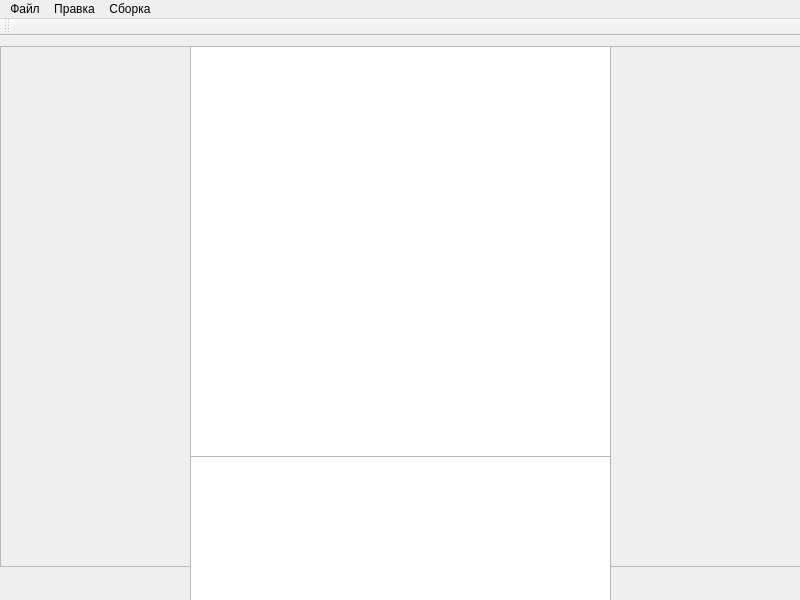
Qt form RL_QT/mainwindow.ui (GuzliGit/projectRL) before a commit.
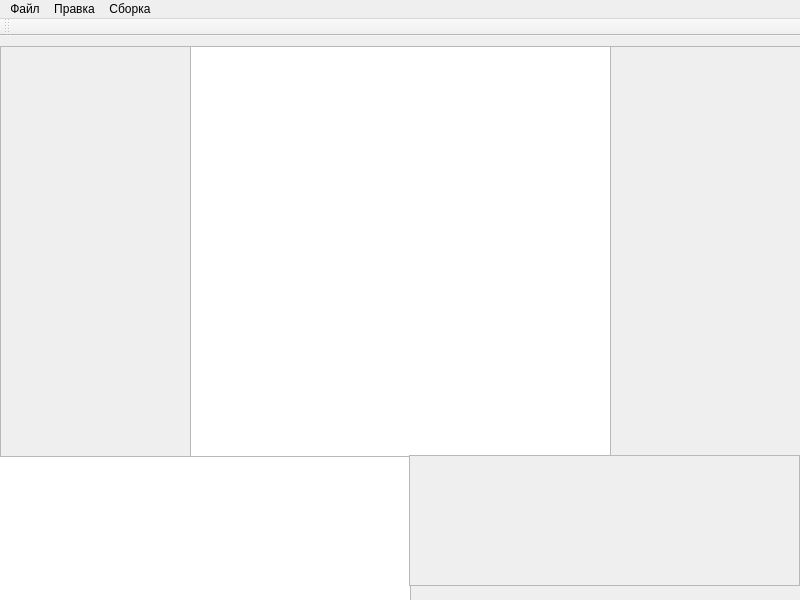
The same form after that commit. Icons and pictures are not drawn.

Commit message: Base realization of Q-learn with experience replay + add new panel for Q-learn + fixes

```diff
--- a/RL_QT/mainwindow.ui
+++ b/RL_QT/mainwindow.ui
@@ -36,7 +36,7 @@
    <widget class="QPlainTextEdit" name="log_panel">
     <property name="geometry">
      <rect>
-      <x>190</x>
+      <x>-10</x>
       <y>420</y>
       <width>421</width>
       <height>151</height>
@@ -49,7 +49,7 @@
       <x>0</x>
       <y>10</y>
       <width>191</width>
-      <height>521</height>
+      <height>411</height>
      </rect>
     </property>
     <property name="widgetResizable">
@@ -61,7 +61,7 @@
        <x>0</x>
        <y>0</y>
        <width>187</width>
-       <height>517</height>
+       <height>407</height>
       </rect>
      </property>
     </widget>
@@ -72,7 +72,7 @@
       <x>610</x>
       <y>10</y>
       <width>191</width>
-      <height>521</height>
+      <height>411</height>
      </rect>
     </property>
     <property name="widgetResizable">
@@ -84,7 +84,30 @@
        <x>0</x>
        <y>0</y>
        <width>187</width>
-       <height>517</height>
+       <height>407</height>
+      </rect>
+     </property>
+    </widget>
+   </widget>
+   <widget class="QScrollArea" name="learning_panel">
+    <property name="geometry">
+     <rect>
+      <x>409</x>
+      <y>419</y>
+      <width>391</width>
+      <height>131</height>
+     </rect>
+    </property>
+    <property name="widgetResizable">
+     <bool>true</bool>
+    </property>
+    <widget class="QWidget" name="scrollAreaWidgetContents_3">
+     <property name="geometry">
+      <rect>
+       <x>0</x>
+       <y>0</y>
+       <width>387</width>
+       <height>127</height>
       </rect>
      </property>
     </widget>
```
The commit also changes 37 other files.
